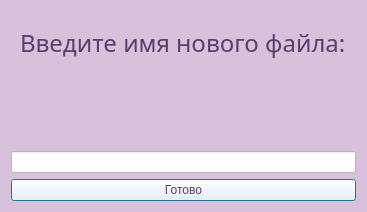
The window that Interface_files/DialogWNameNote.ui (Ephirious/Notes-TaskManager) describes before a commit, drawn with Qt 5.
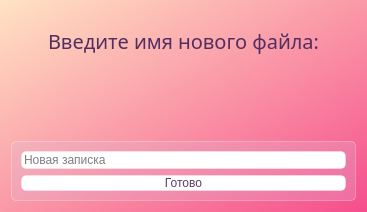
The same window after the commit. Icons and pictures are not drawn.

Diff of the .ui file:
```diff
--- a/Interface_files/DialogWNameNote.ui
+++ b/Interface_files/DialogWNameNote.ui
@@ -30,15 +30,15 @@
     <normaloff>:/icons/icons/axolot.png</normaloff>:/icons/icons/axolot.png</iconset>
   </property>
   <property name="styleSheet">
-   <string notr="true">background-color: rgb(216, 193, 219)</string>
+   <string notr="true">background:  qlineargradient(spread:repeat, x1:0, y1:0, x2:1, y2:1, stop:0 rgba(255, 227, 195, 255), stop:1 rgba(245, 78, 140, 255))</string>
   </property>
-  <layout class="QVBoxLayout" name="verticalLayout">
+  <layout class="QVBoxLayout" name="verticalLayout_2">
    <item alignment="Qt::AlignmentFlag::AlignHCenter">
     <widget class="QLabel" name="label">
      <property name="font">
       <font>
        <family>Segoe UI Black</family>
-       <pointsize>18</pointsize>
+       <pointsize>15</pointsize>
        <italic>false</italic>
        <bold>false</bold>
       </font>
@@ -50,10 +50,10 @@
       <bool>false</bool>
      </property>
      <property name="styleSheet">
-      <string notr="true">font: 18pt &quot;Segoe UI Black&quot;;
+      <string notr="true">font: 15pt &quot;Segoe UI Black&quot;;
 background-color: none;
-color: rgb(91, 61, 107);
-</string>
+color: rgb(83, 47, 95);
+border-radius: 7px;</string>
      </property>
      <property name="text">
       <string>Введите имя нового файла:</string>
@@ -71,6 +71,16 @@
     </widget>
    </item>
    <item>
+    <widget class="QFrame" name="frame">
+     <property name="styleSheet">
+      <string notr="true">background-color: rgba(216, 193, 219, 60);
+border: 1px solid rgba(255, 255, 255, 70);
+border-radius: 5px;
+font: 900 11pt &quot;Segoe UI Black&quot;;
+color: rgb(91, 61, 107)</string>
+     </property>
+     <layout class="QVBoxLayout" name="verticalLayout">
+      <item>
     <widget class="QLineEdit" name="lineEdit">
      <property name="enabled">
       <bool>true</bool>
@@ -79,11 +89,25 @@
       <bool>true</bool>
      </property>
      <property name="styleSheet">
-      <string notr="true">background-color: white;</string>
+         <string notr="true">QLineEdit {
+background-color: white;
+font: 11pt &quot;Sitka&quot;;
+color: black;
+}
+QLineEdit:hover {
+background-color: rgb(225, 225, 225);
+}
+
+QLineEdit:pressed {
+background-color: white;
+}</string>
      </property>
      <property name="text">
       <string/>
      </property>
+        <property name="placeholderText">
+         <string>Новая записка</string>
+        </property>
     </widget>
    </item>
    <item>
@@ -105,6 +129,9 @@
      <property name="text">
       <string>Готово</string>
      </property>
+       </widget>
+      </item>
+     </layout>
     </widget>
    </item>
   </layout>
```
Lines whose indentation alone changed are shown as unchanged.
